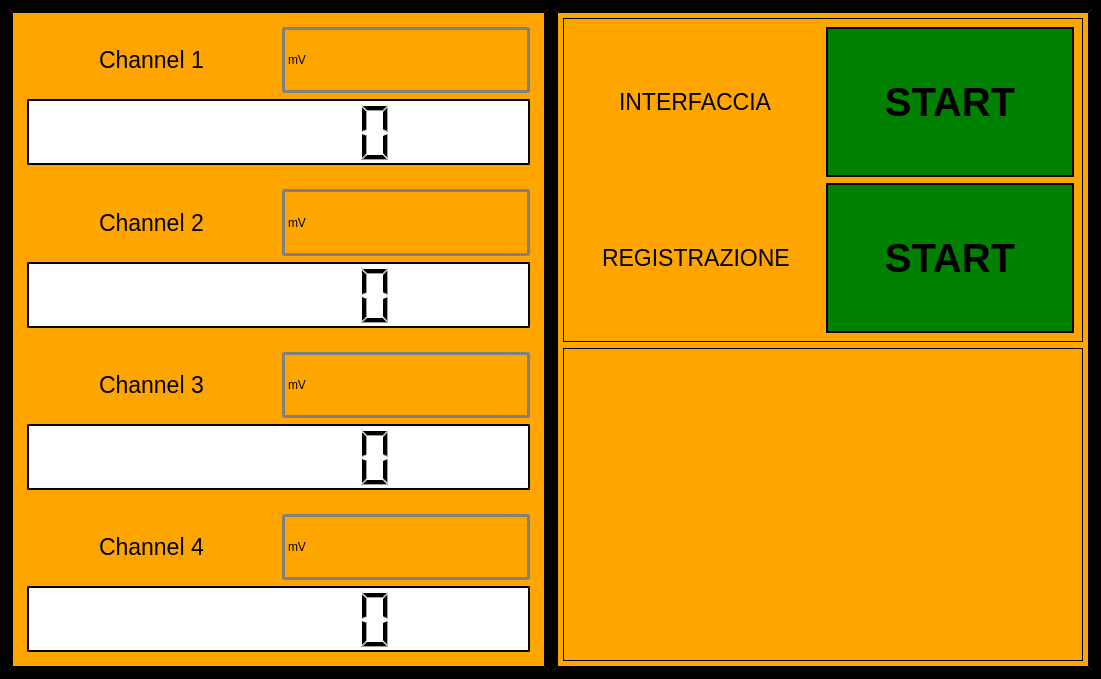
Before: the Qt Designer form Qt Creator/QT_Creator_App_testing.ui in Mixer97/tesi_triennale, drawn with Qt 5.
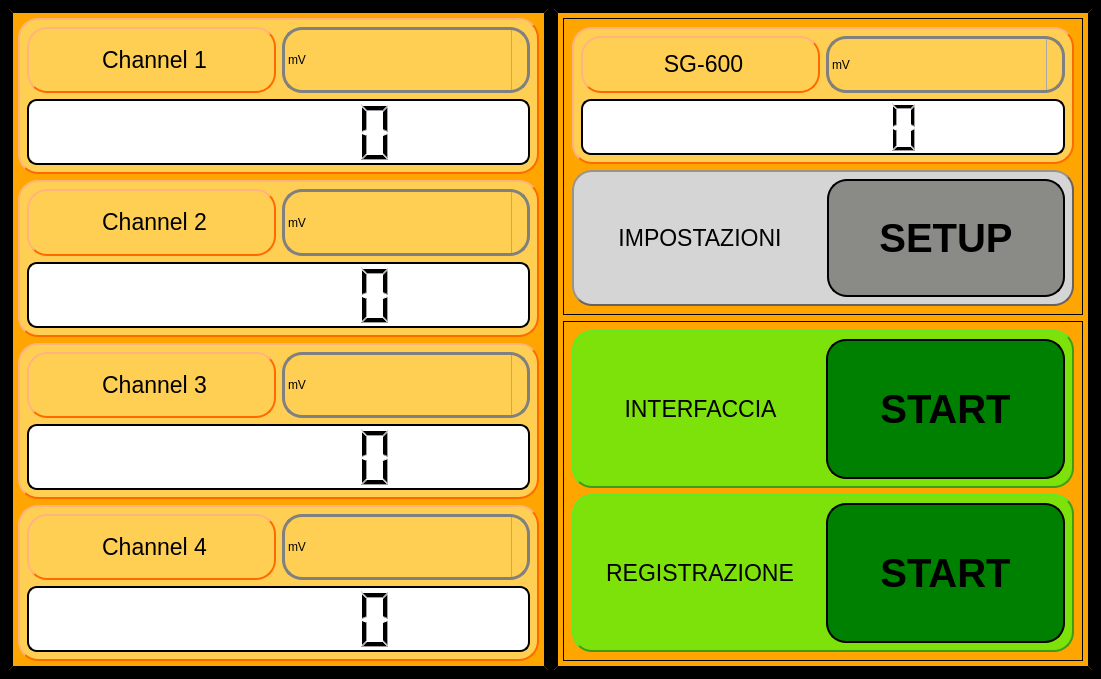
After: the same form once the commit is applied. Icons and pictures are not drawn.

```diff
--- a/Qt Creator/QT_Creator_App_testing.ui
+++ b/Qt Creator/QT_Creator_App_testing.ui
@@ -53,12 +53,12 @@
             <widget class="QWidget" name="widget" native="true">
              <property name="styleSheet">
               <string notr="true">QWidget {
-	background-color:orange; 
+	background-color:rgb(255, 207, 84); 
 	border-style: outset;
-    border-width: 0px;
-    border-color: black;
-}
-</string>
+    border-width: 2px;
+    border-color: rgb(255, 106, 0);
+	border-radius: 20px;
+}</string>
              </property>
              <layout class="QGridLayout" name="gridLayout_3">
               <item row="0" column="1">
@@ -84,6 +84,7 @@
     border-radius: 3px;
     padding: 1px 18px 1px 3px;
     min-width: 6em;
+	border-radius: 20px;
 }
 
 QComboBox{
@@ -166,7 +167,7 @@
               </item>
               <item row="0" column="0">
                <layout class="QVBoxLayout" name="verticalLayout_9">
-                <item alignment="Qt::AlignHCenter">
+                <item>
                  <widget class="QLabel" name="label_1">
                   <property name="font">
                    <font>
@@ -175,12 +176,17 @@
                   </property>
                   <property name="styleSheet">
                    <string notr="true">QLabel{
+	background-color:rgb(255, 207, 84); 
+	border-style: outset;
+    border-width: 2px;
+    border-color: rgb(255, 106, 0);
+	border-radius: 20px;
 	color: rgb(0,0,0);
 }
 </string>
                   </property>
                   <property name="text">
-                   <string>Channel 1</string>
+                   <string>&lt;html&gt;&lt;head/&gt;&lt;body&gt;&lt;p align=&quot;center&quot;&gt;Channel 1&lt;/p&gt;&lt;/body&gt;&lt;/html&gt;</string>
                   </property>
                  </widget>
                 </item>
@@ -198,8 +204,10 @@
                  <string notr="true">QWidget {
 	background-color:white; 
 	border-style: outset;
+	border-style: outset;
     border-width: 2px;
     border-color: black;
+	border-radius: 10px;
 }
 QLCDNumber{
 	color: rgb(0,0,0);
@@ -225,12 +233,12 @@
             <widget class="QWidget" name="widget_3" native="true">
              <property name="styleSheet">
               <string notr="true">QWidget {
-	background-color:orange; 
+	background-color:rgb(255, 207, 84); 
 	border-style: outset;
-    border-width: 0px;
-    border-color: black;
-}
-</string>
+    border-width: 2px;
+    border-color: rgb(255, 106, 0);
+	border-radius: 20px;
+}</string>
              </property>
              <layout class="QGridLayout" name="gridLayout_4">
               <item row="0" column="1">
@@ -256,6 +264,7 @@
     border-radius: 3px;
     padding: 1px 18px 1px 3px;
     min-width: 6em;
+	border-radius: 20px;
 }
 
 QComboBox{
@@ -338,7 +347,7 @@
               </item>
               <item row="0" column="0">
                <layout class="QVBoxLayout" name="verticalLayout_10">
-                <item alignment="Qt::AlignHCenter">
+                <item>
                  <widget class="QLabel" name="label_2">
                   <property name="font">
                    <font>
@@ -352,7 +361,7 @@
 </string>
                   </property>
                   <property name="text">
-                   <string>Channel 2</string>
+                   <string>&lt;html&gt;&lt;head/&gt;&lt;body&gt;&lt;p align=&quot;center&quot;&gt;Channel 2&lt;/p&gt;&lt;/body&gt;&lt;/html&gt;</string>
                   </property>
                  </widget>
                 </item>
@@ -364,8 +373,10 @@
                  <string notr="true">QWidget {
 	background-color:white; 
 	border-style: outset;
+	border-style: outset;
     border-width: 2px;
     border-color: black;
+	border-radius: 10px;
 }
 QLCDNumber{
 	color: rgb(0,0,0);
@@ -388,12 +399,12 @@
             <widget class="QWidget" name="widget_4" native="true">
              <property name="styleSheet">
               <string notr="true">QWidget {
-	background-color:orange; 
+	background-color:rgb(255, 207, 84); 
 	border-style: outset;
-    border-width: 0px;
-    border-color: black;
-}
-</string>
+    border-width: 2px;
+    border-color: rgb(255, 106, 0);
+	border-radius: 20px;
+}</string>
              </property>
              <layout class="QGridLayout" name="gridLayout_5">
               <item row="0" column="1">
@@ -419,6 +430,7 @@
     border-radius: 3px;
     padding: 1px 18px 1px 3px;
     min-width: 6em;
+	border-radius: 20px;
 }
 
 QComboBox{
@@ -501,7 +513,7 @@
               </item>
               <item row="0" column="0">
                <layout class="QVBoxLayout" name="verticalLayout_7">
-                <item alignment="Qt::AlignHCenter">
+                <item>
                  <widget class="QLabel" name="label_3">
                   <property name="font">
                    <font>
@@ -515,7 +527,7 @@
 </string>
                   </property>
                   <property name="text">
-                   <string>Channel 3</string>
+                   <string>&lt;html&gt;&lt;head/&gt;&lt;body&gt;&lt;p align=&quot;center&quot;&gt;Channel 3&lt;/p&gt;&lt;/body&gt;&lt;/html&gt;</string>
                   </property>
                  </widget>
                 </item>
@@ -533,8 +545,10 @@
                  <string notr="true">QWidget {
 	background-color:white; 
 	border-style: outset;
+	border-style: outset;
     border-width: 2px;
     border-color: black;
+	border-radius: 10px;
 }
 QLCDNumber{
 	color: rgb(0,0,0);
@@ -557,17 +571,17 @@
             <widget class="QWidget" name="widget_5" native="true">
              <property name="styleSheet">
               <string notr="true">QWidget {
-	background-color:orange; 
+	background-color:rgb(255, 207, 84); 
 	border-style: outset;
-    border-width: 0px;
-    border-color: black;
-}
-</string>
+    border-width: 2px;
+    border-color: rgb(255, 106, 0);
+	border-radius: 20px;
+}</string>
              </property>
              <layout class="QGridLayout" name="gridLayout_6">
               <item row="0" column="0">
                <layout class="QVBoxLayout" name="verticalLayout_11">
-                <item alignment="Qt::AlignHCenter">
+                <item>
                  <widget class="QLabel" name="label_4">
                   <property name="font">
                    <font>
@@ -581,7 +595,7 @@
 </string>
                   </property>
                   <property name="text">
-                   <string>Channel 4</string>
+                   <string>&lt;html&gt;&lt;head/&gt;&lt;body&gt;&lt;p align=&quot;center&quot;&gt;Channel 4&lt;/p&gt;&lt;/body&gt;&lt;/html&gt;</string>
                   </property>
                  </widget>
                 </item>
@@ -610,6 +624,7 @@
     border-radius: 3px;
     padding: 1px 18px 1px 3px;
     min-width: 6em;
+	border-radius: 20px;
 }
 
 QComboBox{
@@ -696,8 +711,10 @@
                  <string notr="true">QWidget {
 	background-color:white; 
 	border-style: outset;
+	border-style: outset;
     border-width: 2px;
     border-color: black;
+	border-radius: 10px;
 }
 QLCDNumber{
 	color: rgb(0,0,0);
@@ -733,6 +750,282 @@
 </string>
         </property>
         <layout class="QVBoxLayout" name="verticalLayout_14">
+         <item>
+          <widget class="QWidget" name="widget_6" native="true">
+           <property name="styleSheet">
+            <string notr="true">QWidget {
+	background-color:orange; 
+	border-style: outset;
+    border-width: 1px;
+    border-color: black;
+}
+</string>
+           </property>
+           <layout class="QGridLayout" name="gridLayout">
+            <item row="0" column="0">
+             <widget class="QWidget" name="widget_7" native="true">
+              <property name="styleSheet">
+               <string notr="true">QWidget {
+	background-color:rgb(255, 207, 84); 
+	border-style: outset;
+    border-width: 2px;
+    border-color: rgb(255, 106, 0);
+	border-radius: 20px;
+}</string>
+              </property>
+              <layout class="QGridLayout" name="gridLayout_7">
+               <item row="0" column="1">
+                <widget class="QComboBox" name="comboBox_5">
+                 <property name="sizePolicy">
+                  <sizepolicy hsizetype="Preferred" vsizetype="Preferred">
+                   <horstretch>0</horstretch>
+                   <verstretch>0</verstretch>
+                  </sizepolicy>
+                 </property>
+                 <property name="cursor">
+                  <cursorShape>PointingHandCursor</cursorShape>
+                 </property>
+                 <property name="mouseTracking">
+                  <bool>false</bool>
+                 </property>
+                 <property name="autoFillBackground">
+                  <bool>false</bool>
+                 </property>
+                 <property name="styleSheet">
+                  <string notr="true">QComboBox {
+    border: 3px solid gray;
+    border-radius: 3px;
+    padding: 1px 18px 1px 3px;
+    min-width: 6em;
+	border-radius: 20px;
+}
+
+QComboBox{
+	color: rgb(0,0,0);
+}
+
+QComboBox:editable {
+    background: white;
+}
+
+QComboBox:!editable, QComboBox::drop-down:editable {
+     background: qlineargradient(x1: 0, y1: 0, x2: 0, y2: 1,
+                                 stop: 0 #E1E1E1, stop: 0.4 #DDDDDD,
+                                 stop: 0.5 #D8D8D8, stop: 1.0 #D3D3D3);
+}
+
+/* QComboBox gets the &quot;on&quot; state when the popup is open */
+QComboBox:!editable:on, QComboBox::drop-down:editable:on {
+    background: qlineargradient(x1: 0, y1: 0, x2: 0, y2: 1,
+                                stop: 0 #D3D3D3, stop: 0.4 #D8D8D8,
+                                stop: 0.5 #DDDDDD, stop: 1.0 #E1E1E1);
+}
+
+QComboBox:on { /* shift the text when the popup opens */
+    padding-top: 3px;
+    padding-left: 4px;
+}
+
+QComboBox::drop-down {
+    subcontrol-origin: padding;
+    subcontrol-position: top right;
+    width: 15px;
+
+    border-left-width: 1px;
+    border-left-color: darkgray;
+    border-left-style: solid; /* just a single line */
+    border-top-right-radius: 3px; /* same radius as the QComboBox */
+    border-bottom-right-radius: 3px;
+}
+
+QComboBox::down-arrow {
+    image: url(/usr/share/icons/crystalsvg/16x16/actions/1downarrow.png);
+}
+
+QComboBox::down-arrow:on { /* shift the arrow when popup is open */
+    top: 1px;
+    left: 1px;
+}</string>
+                 </property>
+                 <property name="currentText">
+                  <string>mV</string>
+                 </property>
+                 <property name="iconSize">
+                  <size>
+                   <width>30</width>
+                   <height>30</height>
+                  </size>
+                 </property>
+                 <item>
+                  <property name="text">
+                   <string>mV</string>
+                  </property>
+                 </item>
+                 <item>
+                  <property name="text">
+                   <string>Nm</string>
+                  </property>
+                 </item>
+                 <item>
+                  <property name="text">
+                   <string>Kg</string>
+                  </property>
+                 </item>
+                 <item>
+                  <property name="text">
+                   <string>N</string>
+                  </property>
+                 </item>
+                </widget>
+               </item>
+               <item row="0" column="0">
+                <layout class="QVBoxLayout" name="verticalLayout_13">
+                 <item>
+                  <widget class="QLabel" name="label_SG600">
+                   <property name="font">
+                    <font>
+                     <pointsize>17</pointsize>
+                    </font>
+                   </property>
+                   <property name="styleSheet">
+                    <string notr="true">QLabel{
+	color: rgb(0,0,0);
+}
+</string>
+                   </property>
+                   <property name="text">
+                    <string>&lt;html&gt;&lt;head/&gt;&lt;body&gt;&lt;p align=&quot;center&quot;&gt;SG-600&lt;/p&gt;&lt;/body&gt;&lt;/html&gt;</string>
+                   </property>
+                  </widget>
+                 </item>
+                </layout>
+               </item>
+               <item row="1" column="0" colspan="2">
+                <widget class="QLCDNumber" name="lcdNumber_5">
+                 <property name="font">
+                  <font>
+                   <pointsize>9</pointsize>
+                   <bold>false</bold>
+                  </font>
+                 </property>
+                 <property name="styleSheet">
+                  <string notr="true">QWidget {
+	background-color:white; 
+	border-style: outset;
+	border-style: outset;
+    border-width: 2px;
+    border-color: black;
+	border-radius: 10px;
+}
+QLCDNumber{
+	color: rgb(0,0,0);
+}
+</string>
+                 </property>
+                 <property name="digitCount">
+                  <number>7</number>
+                 </property>
+                 <property name="value" stdset="0">
+                  <double>0.000000000000000</double>
+                 </property>
+                </widget>
+               </item>
+              </layout>
+             </widget>
+            </item>
+            <item row="1" column="0">
+             <widget class="QWidget" name="" native="true">
+              <property name="styleSheet">
+               <string notr="true">QWidget {
+	background-color:rgb(213, 213, 213); 
+	border-style: outset;
+    border-width: 2px;
+    border-color:rgb(103, 98, 93);
+	border-radius: 20px;
+}</string>
+              </property>
+              <layout class="QHBoxLayout" name="horizontalLayout">
+               <property name="spacing">
+                <number>7</number>
+               </property>
+               <item alignment="Qt::AlignHCenter|Qt::AlignVCenter">
+                <widget class="QLabel" name="label_impostazioni">
+                 <property name="sizePolicy">
+                  <sizepolicy hsizetype="Preferred" vsizetype="Ignored">
+                   <horstretch>0</horstretch>
+                   <verstretch>0</verstretch>
+                  </sizepolicy>
+                 </property>
+                 <property name="baseSize">
+                  <size>
+                   <width>0</width>
+                   <height>0</height>
+                  </size>
+                 </property>
+                 <property name="font">
+                  <font>
+                   <pointsize>17</pointsize>
+                  </font>
+                 </property>
+                 <property name="styleSheet">
+                  <string notr="true">QWidget {
+	background-color:rgb(213, 213, 213); 
+	border-style: outset;
+    border-width: 0px;
+    border-color:rgb(103, 98, 93);
+	border-radius: 20px;
+}
+QLabel{
+	color: rgb(0,0,0);
+}</string>
+                 </property>
+                 <property name="text">
+                  <string>&lt;html&gt;&lt;head/&gt;&lt;body&gt;&lt;p align=&quot;center&quot;&gt;IMPOSTAZIONI&lt;/p&gt;&lt;/body&gt;&lt;/html&gt;</string>
+                 </property>
+                </widget>
+               </item>
+               <item>
+                <widget class="QPushButton" name="pushButton_impostazioni">
+                 <property name="sizePolicy">
+                  <sizepolicy hsizetype="Minimum" vsizetype="Ignored">
+                   <horstretch>0</horstretch>
+                   <verstretch>0</verstretch>
+                  </sizepolicy>
+                 </property>
+                 <property name="font">
+                  <font>
+                   <pointsize>30</pointsize>
+                   <bold>true</bold>
+                  </font>
+                 </property>
+                 <property name="cursor">
+                  <cursorShape>PointingHandCursor</cursorShape>
+                 </property>
+                 <property name="styleSheet">
+                  <string notr="true">QWidget {
+	background-color:rgb(138, 139, 135); 
+	border-style: outset;
+    border-width: 2px;
+    border-color: black;
+	border-style: outset;
+	border-radius: 20px;
+}
+QPushButton{
+	color: rgb(0,0,0);
+}
+</string>
+                 </property>
+                 <property name="text">
+                  <string>SETUP</string>
+                 </property>
+                </widget>
+               </item>
+              </layout>
+             </widget>
+            </item>
+           </layout>
+          </widget>
+         </item>
          <item>
           <layout class="QVBoxLayout" name="verticalLayout_6">
            <item>
@@ -754,6 +1047,16 @@
              </property>
              <layout class="QGridLayout" name="gridLayout_2">
               <item row="0" column="0">
+               <widget class="QWidget" name="" native="true">
+                <property name="styleSheet">
+                 <string notr="true">QWidget {
+	background-color:rgb(125, 225, 10); 
+	border-style: outset;
+    border-width: 2px;
+    border-color:rgb(63, 156, 23);
+	border-radius: 20px;
+}</string>
+                </property>
                <layout class="QHBoxLayout" name="horizontalLayout_6">
                 <item alignment="Qt::AlignHCenter|Qt::AlignVCenter">
                  <widget class="QLabel" name="label">
@@ -764,10 +1067,11 @@
                   </property>
                   <property name="styleSheet">
                    <string notr="true">QWidget {
-	background-color:orange; 
+	background-color:rgb(125, 225, 10); 
 	border-style: outset;
     border-width: 0px;
-    border-color: black;
+    border-color:rgb(63, 156, 23);
+	border-radius: 20px;
 }
 QLabel{
 	color: rgb(0,0,0);
@@ -775,7 +1079,7 @@
 </string>
                   </property>
                   <property name="text">
-                   <string>INTERFACCIA</string>
+                    <string>&lt;html&gt;&lt;head/&gt;&lt;body&gt;&lt;p align=&quot;center&quot;&gt;INTERFACCIA&lt;/p&gt;&lt;/body&gt;&lt;/html&gt;</string>
                   </property>
                  </widget>
                 </item>
@@ -790,7 +1094,7 @@
                   <property name="minimumSize">
                    <size>
                     <width>200</width>
-                    <height>150</height>
+                     <height>140</height>
                    </size>
                   </property>
                   <property name="maximumSize">
@@ -815,8 +1119,10 @@
                    <string notr="true">QWidget {
 	background-color:green; 
 	border-style: outset;
+	border-style: outset;
     border-width: 2px;
     border-color: black;
+	border-radius: 20px;
 }
 QPushButton{
 	color: rgb(0,0,0);
@@ -829,8 +1135,19 @@
                  </widget>
                 </item>
                </layout>
+               </widget>
               </item>
               <item row="1" column="0">
+               <widget class="QWidget" name="" native="true">
+                <property name="styleSheet">
+                 <string notr="true">QWidget {
+	background-color:rgb(125, 225, 10); 
+	border-style: outset;
+    border-width: 2px;
+    border-color:rgb(63, 156, 23);
+	border-radius: 20px;
+}</string>
+                </property>
                <layout class="QHBoxLayout" name="horizontalLayout_8">
                 <item alignment="Qt::AlignHCenter|Qt::AlignVCenter">
                  <widget class="QLabel" name="label_5">
@@ -841,10 +1158,11 @@
                   </property>
                   <property name="styleSheet">
                    <string notr="true">QWidget {
-	background-color:orange; 
+	background-color:rgb(125, 225, 10); 
 	border-style: outset;
     border-width: 0px;
-    border-color: black;
+    border-color:rgb(63, 156, 23);
+	border-radius: 20px;
 }
 QLabel{
 	color: rgb(0,0,0);
@@ -852,7 +1170,7 @@
 </string>
                   </property>
                   <property name="text">
-                   <string>REGISTRAZIONE</string>
+                    <string>&lt;html&gt;&lt;head/&gt;&lt;body&gt;&lt;p align=&quot;center&quot;&gt;REGISTRAZIONE&lt;/p&gt;&lt;/body&gt;&lt;/html&gt;</string>
                   </property>
                  </widget>
                 </item>
@@ -867,7 +1185,7 @@
                   <property name="minimumSize">
                    <size>
                     <width>200</width>
-                    <height>150</height>
+                     <height>140</height>
                    </size>
                   </property>
                   <property name="maximumSize">
@@ -889,8 +1207,10 @@
                    <string notr="true">QWidget {
 	background-color:green; 
 	border-style: outset;
+	border-style: outset;
     border-width: 2px;
     border-color: black;
+	border-radius: 20px;
 }
 QPushButton{
 	color: rgb(0,0,0);
@@ -903,31 +1223,7 @@
                  </widget>
                 </item>
                </layout>
-              </item>
-             </layout>
-            </widget>
-           </item>
-          </layout>
-         </item>
-         <item>
-          <layout class="QVBoxLayout" name="verticalLayout_12">
-           <item>
-            <widget class="QWidget" name="widget_6" native="true">
-             <property name="styleSheet">
-              <string notr="true">QWidget {
-	background-color:orange; 
-	border-style: outset;
-    border-width: 1px;
-    border-color: black;
-}
-</string>
-             </property>
-             <layout class="QVBoxLayout" name="verticalLayout_16">
-              <item>
-               <layout class="QHBoxLayout" name="horizontalLayout_9"/>
-              </item>
-              <item>
-               <layout class="QVBoxLayout" name="verticalLayout_19"/>
+               </widget>
               </item>
              </layout>
             </widget>
```
Lines whose indentation alone changed are shown as unchanged.
